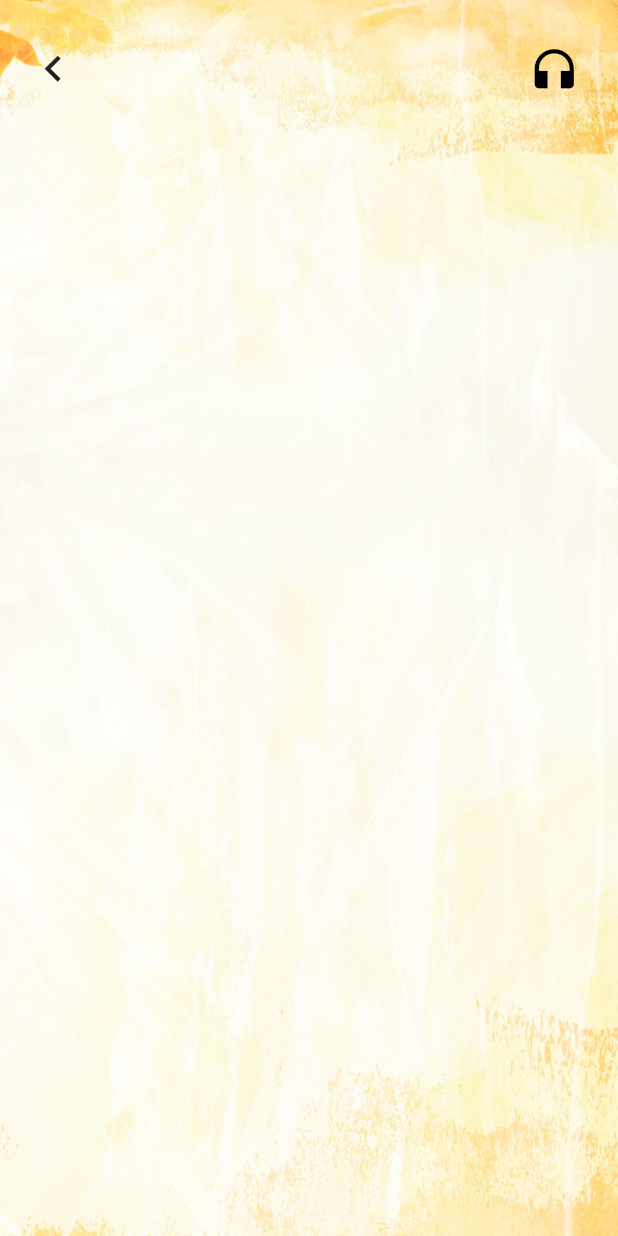
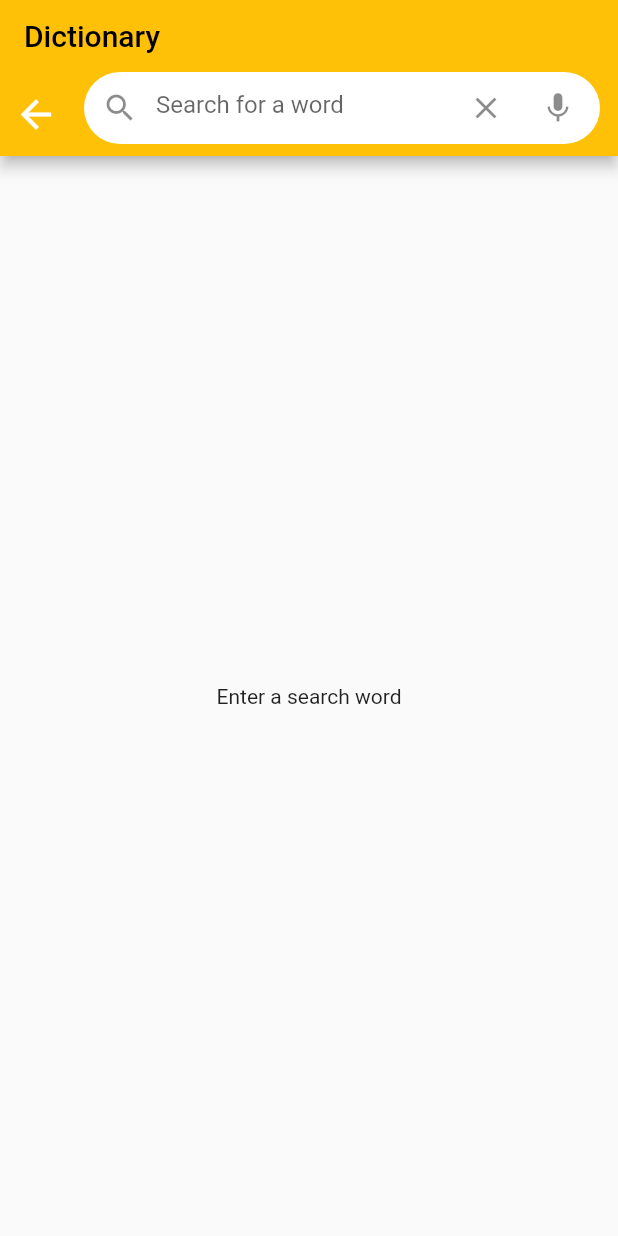
Before and after one commit to ooishikoon/FYP, a Flutter app: the DictionaryScreen screen opened directly, on a phone screen of 412 x 824 dp. Run offline on Flutter 3.47's test engine with Material 2 defaults, Android fonts, the phone set to English and light mode, and no system bars; our stand-ins replace flutter_tts, fluttertoast, google_fonts, shared_preferences; missing offline and left inert: ndialog; accounts and stored records are empty; Roboto replaces fonts that are missing (Oxygen).

Commit message:
Rough dictionary page

```diff
--- a/ttw_mobile/lib/view/dictionaryscreen.dart
+++ b/ttw_mobile/lib/view/dictionaryscreen.dart
@@ -1,58 +1,93 @@
+import 'dart:async';
+import 'dart:convert';
 import 'package:flutter/material.dart';
+import 'package:http/http.dart';
 import '../model/user.dart';
 import 'mainscreen.dart';
 
 User user = User();
 
+void main() => runApp(const MyApp());
+
+class MyApp extends StatelessWidget {
+  const MyApp({super.key});
+
+  // This widget is the root of your application.
+  @override
+  Widget build(BuildContext context) {
+    return MaterialApp(
+      title: 'Flutter Demo',
+      theme: ThemeData(
+        primarySwatch: Colors.blue,
+      ),
+      home: DictionaryScreen(
+        user: user,
+      ),
+    );
+  }
+}
+
 class DictionaryScreen extends StatefulWidget {
   final User user;
-  const DictionaryScreen({
-    Key? key,
-    required this.user,
-  }) : super(key: key);
+  const DictionaryScreen({super.key, required this.user});
 
   @override
-  State<DictionaryScreen> createState() => _DictionaryScreenState();
+  _DictionaryScreenState createState() => _DictionaryScreenState();
 }
 
 class _DictionaryScreenState extends State<DictionaryScreen> {
-  late double screenHeight, screenWidth, resWidth;
+  final String _url = "https://owlbot.info/api/v4/dictionary/";
+  final String _token = "78a5f282b05342e425dbd662e06500e2d760b06f";
+
+  final TextEditingController _controller = TextEditingController();
+
+  late StreamController _streamController;
+  late Stream _stream;
+
+  late Timer _debounce;
+
+  final border = const OutlineInputBorder(
+      borderRadius: BorderRadius.horizontal(left: Radius.circular(24.0)));
+
+  void clearText() {
+    _controller.clear();
+  }
+
+  _search() async {
+    if (_controller.text == null || _controller.text.length == 0) {
+      _streamController.add(null);
+      return;
+    }
+
+    _streamController.add("waiting");
+    Response response = await get(Uri.parse(_url + _controller.text.trim()),
+        headers: {"Authorization": "Token " + _token});
+    _streamController.add(json.decode(response.body));
+  }
 
   @override
-  Widget build(BuildContext context) => Scaffold(
-        body: Stack(
-          children: [
-            buildBackground(),
-            Padding(
-              padding: const EdgeInsets.fromLTRB(10, 20, 20, 0),
-              child: Stack(
-                children: [
-                  Row(
-                    mainAxisAlignment: MainAxisAlignment.spaceBetween,
-                    children: [
-                      buildReturnButton(),
-                      buildSpeechButton(),
-                    ],
-                  ),
-                ],
-              ),
-            ),
-          ],
-        ),
-      );
+  void initState() {
+    super.initState();
 
-  Widget buildBackground() => ClipRRect(
-        child: Container(
-            decoration: const BoxDecoration(
-                image: DecorationImage(
-                    image: AssetImage('assets/images/dictionary_page.png'),
-                    fit: BoxFit.cover))),
-      );
+    _streamController = StreamController();
+    _stream = _streamController.stream;
+    _debounce = Timer(const Duration(milliseconds: 1000), () {});
+  }
 
-  Widget buildReturnButton() => IconButton(
+  @override
+  Widget build(BuildContext context) {
+    return Scaffold(
+      appBar: AppBar(
+        title: const Text("Dictionary"),
+        bottom: PreferredSize(
+          preferredSize: const Size.fromHeight(48.0),
+          child: Row(
+            children: <Widget>[
+              IconButton(
                   icon: const Icon(
-        Icons.keyboard_arrow_left,
-        size: 35,
+                    Icons.arrow_back,
+                    color: Colors.white,
+                    size: 30,
                   ),
                   onPressed: () {
                     Navigator.pushReplacement(
@@ -61,14 +96,118 @@ class _DictionaryScreenState extends State<DictionaryScreen> {
                             builder: (content) => MainScreen(
                                   user: user,
                                 )));
+                  }),
+              Expanded(
+                child: Container(
+                  margin: const EdgeInsets.only(
+                      left: 8.0, bottom: 8.0, right: 12.0),
+                  decoration: BoxDecoration(
+                    color: Colors.white,
+                    borderRadius: BorderRadius.circular(24.0),
+                  ),
+                  child: TextFormField(
+                    onChanged: (String text) {
+                      if (_debounce?.isActive ?? false) _debounce.cancel();
+                      _debounce = Timer(const Duration(milliseconds: 1000), () {
+                        _search();
                       });
-
-  Widget buildSpeechButton() => const IconButton(
-        icon: Icon(
-          Icons.headphones,
-          size: 35,
-          color: Colors.black,
+                    },
+                    controller: _controller,
+                    decoration: InputDecoration(
+                      contentPadding: const EdgeInsets.fromLTRB(10, 12, 10, 10),
+                      hintText: "Search for a word",
+                      border: InputBorder.none,
+                      prefixIcon: IconButton(
+                        onPressed: () {
+                          _search();
+                        },
+                        icon: const Icon(Icons.search),
                       ),
-        onPressed: null,
+                      suffixIcon: SizedBox(
+                        width: 100,
+                        child: Row(
+                          children: [
+                            IconButton(
+                              onPressed: clearText,
+                              icon: const Icon(Icons.clear),
+                            ),
+                            IconButton(
+                              onPressed: () {
+                                print('mic button pressed');
+                              },
+                              icon: const Icon(Icons.mic),
+                            ),
+                          ],
+                        ),
+                      ),
+                    ),
+                  ),
+                ),
+              ),
+              // IconButton(
+              //   icon: const Icon(
+              //     Icons.search,
+              //     color: Colors.white,
+              //   ),
+              //   onPressed: () {
+              //     _search();
+              //   },
+              // )
+            ],
+          ),
+        ),
+      ),
+      body: Container(
+        margin: const EdgeInsets.all(8.0),
+        child: StreamBuilder(
+          stream: _stream,
+          builder: (BuildContext ctx, AsyncSnapshot snapshot) {
+            if (snapshot.data == null) {
+              return const Center(
+                child: Text("Enter a search word"),
               );
             }
+
+            if (snapshot.data == "waiting") {
+              return const Center(
+                child: CircularProgressIndicator(),
+              );
+            }
+
+            return ListView.builder(
+              itemCount: snapshot.data["definitions"].length,
+              itemBuilder: (BuildContext context, int index) {
+                return ListBody(
+                  children: <Widget>[
+                    Container(
+                      color: Colors.grey[300],
+                      child: ListTile(
+                        leading: snapshot.data["definitions"][index]
+                                    ["image_url"] ==
+                                null
+                            ? null
+                            : CircleAvatar(
+                                backgroundImage: NetworkImage(snapshot
+                                    .data["definitions"][index]["image_url"]),
+                              ),
+                        title: Text(_controller.text.trim() +
+                            "(" +
+                            snapshot.data["definitions"][index]["type"] +
+                            ")"),
+                      ),
+                    ),
+                    Padding(
+                      padding: const EdgeInsets.all(8.0),
+                      child: Text(
+                          snapshot.data["definitions"][index]["definition"]),
+                    )
+                  ],
+                );
+              },
+            );
+          },
+        ),
+      ),
+    );
+  }
+}
--- a/ttw_mobile/lib/view/mainscreen.dart
+++ b/ttw_mobile/lib/view/mainscreen.dart
@@ -97,8 +97,7 @@ class _MainScreenState extends State<MainScreen> {
                         Navigator.pushReplacement(
                             context,
                             MaterialPageRoute(
-                                builder: (BuildContext context) =>
-                                    TextScreen(
+                                builder: (BuildContext context) => TextScreen(
                                       user: user,
                                     )))
                       },
```
Lines whose indentation alone changed are shown as unchanged.
